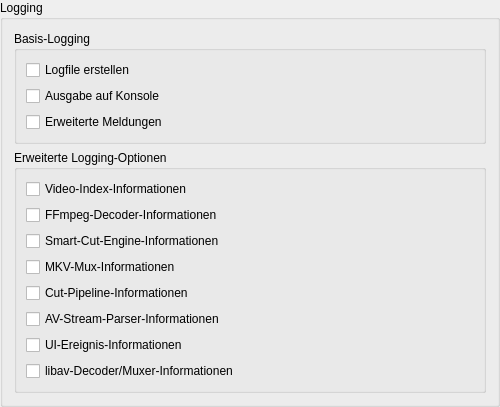
Before: the Qt Designer form ui/ttcutsettingslogging.ui in MINIXJR/TTCut-ng, drawn with Qt 5.
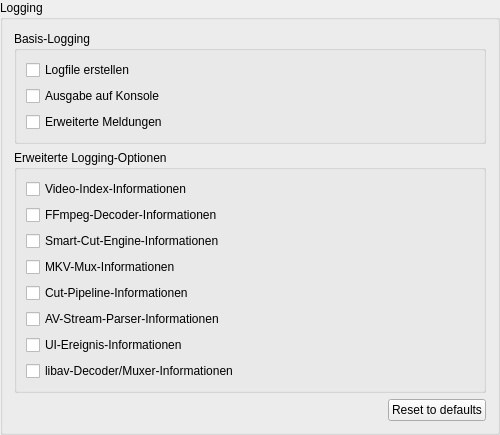
After: the same form once the commit is applied.

Commit message: Settings + Cut-Dialog: 'Reset to defaults' Buttons

```diff
--- a/ui/ttcutsettingslogging.ui
+++ b/ui/ttcutsettingslogging.ui
@@ -90,6 +90,17 @@
    <item>
     <spacer><property name="orientation"><enum>Qt::Vertical</enum></property><property name="sizeHint" stdset="0"><size><width>20</width><height>40</height></size></property></spacer>
    </item>
+   <item>
+    <layout class="QHBoxLayout">
+     <item><spacer><property name="orientation"><enum>Qt::Horizontal</enum></property><property name="sizeHint" stdset="0"><size><width>40</width><height>20</height></size></property></spacer></item>
+     <item>
+      <widget class="QPushButton" name="btnResetDefaults">
+       <property name="text"><string>Reset to defaults</string></property>
+       <property name="toolTip"><string>Reset the values in this category to their factory defaults. Changes are applied only when you click OK.</string></property>
+      </widget>
+     </item>
+    </layout>
+   </item>
   </layout>
  </widget>
  <resources/>
```
The commit also changes 21 other files.
